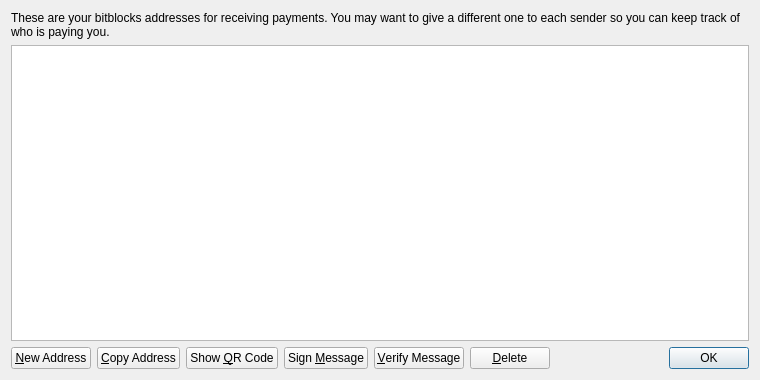
Old version of the form src/qt/forms/addressbookpage.ui in the repository BitBlocksProject/Bitblocks-beta.
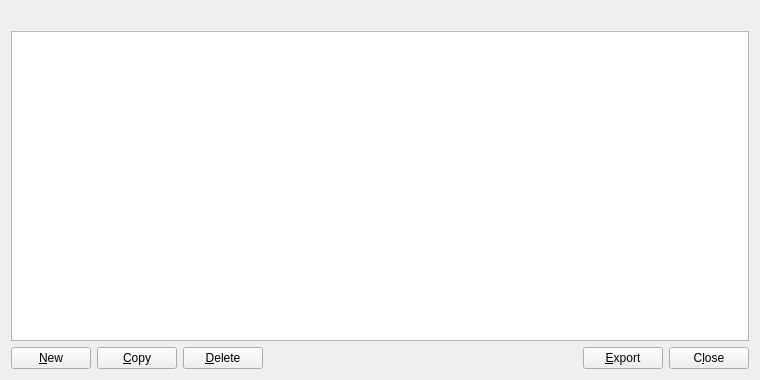
New version of the form. Icons and pictures are not drawn.

```diff
--- a/src/qt/forms/addressbookpage.ui
+++ b/src/qt/forms/addressbookpage.ui
@@ -16,9 +16,6 @@
   <layout class="QVBoxLayout" name="verticalLayout">
    <item>
     <widget class="QLabel" name="labelExplanation">
-     <property name="text">
-      <string>These are your bitblocks addresses for receiving payments. You may want to give a different one to each sender so you can keep track of who is paying you.</string>
-     </property>
      <property name="textFormat">
       <enum>Qt::PlainText</enum>
      </property>
@@ -29,6 +26,43 @@
    </item>
    <item>
     <widget class="QTableView" name="tableView">
+     <property name="palette">
+      <palette>
+       <active>
+        <colorrole role="Text">
+         <brush brushstyle="SolidPattern">
+          <color alpha="255">
+           <red>51</red>
+           <green>51</green>
+           <blue>51</blue>
+          </color>
+         </brush>
+        </colorrole>
+       </active>
+       <inactive>
+        <colorrole role="Text">
+         <brush brushstyle="SolidPattern">
+          <color alpha="255">
+           <red>51</red>
+           <green>51</green>
+           <blue>51</blue>
+          </color>
+         </brush>
+        </colorrole>
+       </inactive>
+       <disabled>
+        <colorrole role="Text">
+         <brush brushstyle="SolidPattern">
+          <color alpha="255">
+           <red>85</red>
+           <green>85</green>
+           <blue>85</blue>
+          </color>
+         </brush>
+        </colorrole>
+       </disabled>
+      </palette>
+     </property>
      <property name="contextMenuPolicy">
       <enum>Qt::CustomContextMenu</enum>
      </property>
@@ -63,12 +97,15 @@
         <string>Create a new address</string>
        </property>
        <property name="text">
-        <string>&amp;New Address</string>
+        <string>&amp;New</string>
        </property>
        <property name="icon">
         <iconset resource="../bitcoin.qrc">
          <normaloff>:/icons/add</normaloff>:/icons/add</iconset>
        </property>
+       <property name="autoDefault">
+        <bool>false</bool>
+       </property>
       </widget>
      </item>
      <item>
@@ -77,18 +114,14 @@
         <string>Copy the currently selected address to the system clipboard</string>
        </property>
        <property name="text">
-        <string>&amp;Copy Address</string>
+        <string>&amp;Copy</string>
        </property>
        <property name="icon">
         <iconset resource="../bitcoin.qrc">
          <normaloff>:/icons/editcopy</normaloff>:/icons/editcopy</iconset>
        </property>
-      </widget>
-     </item>
-     <item>
-      <widget class="QPushButton" name="showQRCode">
-       <property name="text">
-        <string>Show &amp;QR Code</string>
+       <property name="autoDefault">
+        <bool>false</bool>
        </property>
        <property name="icon">
         <iconset resource="../bitcoin.qrc">
@@ -97,35 +130,7 @@
       </widget>
      </item>
      <item>
-      <widget class="QPushButton" name="signMessage">
-       <property name="toolTip">
-        <string>Sign a message to prove you own a bitblocks address</string>
-       </property>
-       <property name="text">
-        <string>Sign &amp;Message</string>
-       </property>
-       <property name="icon">
-        <iconset resource="../bitcoin.qrc">
-         <normaloff>:/icons/edit</normaloff>:/icons/edit</iconset>
-       </property>
-      </widget>
-     </item>
-     <item>
-      <widget class="QPushButton" name="verifyMessage">
-       <property name="toolTip">
-        <string>Verify a message to ensure it was signed with a specified bitblocks address</string>
-       </property>
-       <property name="text">
-        <string>&amp;Verify Message</string>
-       </property>
-       <property name="icon">
-        <iconset resource="../bitcoin.qrc">
-         <normaloff>:/icons/transaction_0</normaloff>:/icons/transaction_0</iconset>
-       </property>
-      </widget>
-     </item>
-     <item>
-      <widget class="QPushButton" name="deleteButton">
+      <widget class="QPushButton" name="deleteAddress">
        <property name="toolTip">
         <string>Delete the currently selected address from the list</string>
        </property>
@@ -136,6 +141,9 @@
         <iconset resource="../bitcoin.qrc">
          <normaloff>:/icons/remove</normaloff>:/icons/remove</iconset>
        </property>
+       <property name="autoDefault">
+        <bool>false</bool>
+       </property>
       </widget>
      </item>
      <item>
@@ -152,15 +160,35 @@
       </spacer>
      </item>
      <item>
-      <widget class="QDialogButtonBox" name="buttonBox">
+      <widget class="QPushButton" name="exportButton">
+       <property name="toolTip">
+        <string>Export the data in the current tab to a file</string>
+       </property>
+       <property name="text">
+        <string>&amp;Export</string>
+       </property>
+       <property name="icon">
+        <iconset resource="../bitblocks.qrc">
+         <normaloff>:/icons/export</normaloff>:/icons/export</iconset>
+       </property>
+       <property name="autoDefault">
+        <bool>false</bool>
+       </property>
+      </widget>
+     </item>
+     <item>
+      <widget class="QPushButton" name="closeButton">
        <property name="sizePolicy">
-        <sizepolicy hsizetype="Maximum" vsizetype="Fixed">
+        <sizepolicy hsizetype="Minimum" vsizetype="Minimum">
          <horstretch>0</horstretch>
          <verstretch>0</verstretch>
         </sizepolicy>
        </property>
-       <property name="standardButtons">
-        <set>QDialogButtonBox::Ok</set>
+       <property name="text">
+        <string>C&amp;lose</string>
+       </property>
+       <property name="autoDefault">
+        <bool>false</bool>
        </property>
       </widget>
      </item>
```
Left out of the diff: 21 changed lines with no effect on the pictures.
